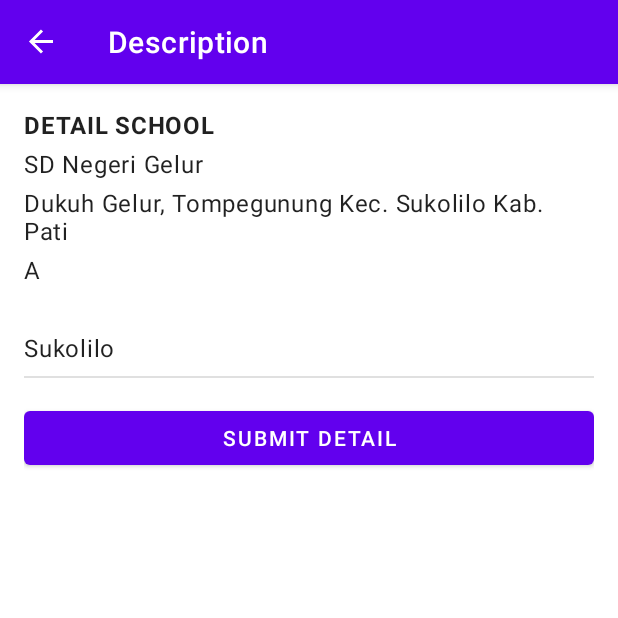
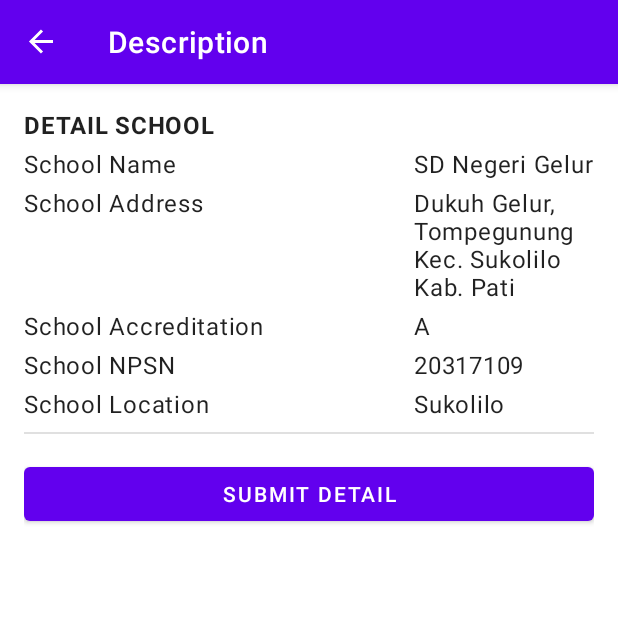
Before and after one commit to Farazahwa/Pati-Skull, an Android app: the SchoolFragment screen opened through its navigation route, after a tap on "SD NEGERI GELUR", on a phone screen of 412 x 824 dp, the top half of it. Run offline under Robolectric (Android 15) with nearby library versions, the phone set to English and light mode, and no system bars; our stand-ins replace data binding, navigation-ui.

Commit message:
Final Update

```diff
--- a/app/src/main/java/com/example/patiskull/DetailSchoolFragment.kt
+++ b/app/src/main/java/com/example/patiskull/DetailSchoolFragment.kt
@@ -8,9 +8,7 @@ import android.view.View
 import android.view.ViewGroup
 import androidx.fragment.app.Fragment
 import androidx.fragment.app.activityViewModels
-import androidx.recyclerview.widget.RecyclerView
 import com.example.patiskull.databinding.FragmentDetailSchoolBinding
-import com.example.patiskull.databinding.FragmentLocationBinding
 import com.example.patiskull.model.SchoolViewModel
 
 class DetailSchoolFragment : Fragment() {
@@ -18,7 +16,6 @@ class DetailSchoolFragment : Fragment() {
     companion object {
         const val SEARCH_MAPS = "https://www.google.com/maps/place/"
     }
-
 
     private var _binding: FragmentDetailSchoolBinding? = null
     private val binding get() = _binding!!
@@ -35,8 +32,11 @@ class DetailSchoolFragment : Fragment() {
     }
 
     override fun onViewCreated(view: View, savedInstanceState: Bundle?) {
+        super.onViewCreated(view, savedInstanceState)
+
         binding.apply {
             viewModel = shareViewModel
+            detailFragment = this@DetailSchoolFragment
         }
     }
 
@@ -46,7 +46,7 @@ class DetailSchoolFragment : Fragment() {
     }
 
     fun shareDetail()  {
-        val queryUrl : Uri = Uri.parse("${SEARCH_MAPS}${shareViewModel.schoolDetail[0].name}")
+        val queryUrl : Uri = Uri.parse("${SEARCH_MAPS}${shareViewModel.schoolDetail?.name}")
         val intent = Intent(Intent.ACTION_VIEW, queryUrl)
         context?.startActivity(intent)
     }
--- a/app/src/main/java/com/example/patiskull/adapter/LocationAdapter.kt
+++ b/app/src/main/java/com/example/patiskull/adapter/LocationAdapter.kt
@@ -37,6 +37,7 @@ class LocationAdapter (
 
         holder.view.setOnClickListener {
             shareViewModel.setAllSchoolFromLocation(item)
+
             holder.view.findNavController().navigate(R.id.action_locationFragment_to_schoolFragment2)
         }
     }
--- a/app/src/main/java/com/example/patiskull/model/SchoolViewModel.kt
+++ b/app/src/main/java/com/example/patiskull/model/SchoolViewModel.kt
@@ -6,14 +6,14 @@ import com.example.patiskull.data.Datasource
 class SchoolViewModel : ViewModel() {
 
     // Map of School list
-    val schoolItems = Datasource.schoolMenus
+    private val schoolItems = Datasource.schoolMenus
 
     private var _schoolMenuLocations: List<SchoolMenu> = schoolItems.map { s -> s.second }
     val schoolMenuLocations: List<SchoolMenu>
         get() = _schoolMenuLocations
 
-    private var _schoolDetail: List<SchoolMenu> = schoolItems.map { s -> s.second }
-    val schoolDetail: List<SchoolMenu>
+    private var _schoolDetail: SchoolMenu? = null
+    val schoolDetail: SchoolMenu?
         get() = _schoolDetail
 
     fun getAllLocations() : List<String> {
@@ -32,7 +32,7 @@ class SchoolViewModel : ViewModel() {
     fun setSchool(item: String) {
         _schoolDetail = schoolItems
             .map { it.second }
-            .filter { it.name.contains(item) && it.location.contains(_schoolMenuLocations[0].location) }
+            .first { it.name.contains(item) && it.location.contains(_schoolMenuLocations[0].location) }
     }
 
 }
--- a/app/src/main/res/layout/fragment_detail_school.xml
+++ b/app/src/main/res/layout/fragment_detail_school.xml
@@ -32,44 +32,90 @@
                 app:layout_constraintTop_toTopOf="parent"/>
 
             <TextView
-                android:id="@+id/school_name"
+                android:id="@+id/school_name_label"
                 style="@style/Widget.PatiSkull.TextView.CheckoutItem.Info"
                 app:layout_constraintStart_toStartOf="parent"
                 app:layout_constraintTop_toBottomOf="@+id/detail_school"
-                android:text="@{viewModel.schoolDetail.get(0).name}"
+                android:text="School Name "
                 tools:text="School Name" />
+
+            <TextView
+                android:id="@+id/school_name"
+                style="@style/Widget.PatiSkull.TextView.CheckoutItem.Info"
+                android:layout_width="120dp"
+                android:text="@{viewModel.schoolDetail.name}"
+                app:layout_constraintEnd_toEndOf="parent"
+                app:layout_constraintTop_toBottomOf="@+id/detail_school"
+                tools:text="School Name" />
+
+
+            <TextView
+                android:id="@+id/school_address_label"
+                style="@style/Widget.PatiSkull.TextView.CheckoutItem.Info"
+                app:layout_constraintStart_toStartOf="parent"
+                app:layout_constraintTop_toBottomOf="@id/school_name"
+                tools:text="School Address"
+                android:text ="School Address"/>
 
             <TextView
                 android:id="@+id/school_address"
                 style="@style/Widget.PatiSkull.TextView.CheckoutItem.Info"
+                android:layout_width="120dp"
+                android:text="@{viewModel.schoolDetail.address}"
+                app:layout_constraintEnd_toEndOf="parent"
+                app:layout_constraintTop_toBottomOf="@id/school_name"
+                tools:text="School Address" />
+
+            <TextView
+                android:id="@+id/school_accreditation_label"
+                style="@style/Widget.PatiSkull.TextView.CheckoutItem.Info"
                 app:layout_constraintStart_toStartOf="parent"
-                app:layout_constraintTop_toBottomOf="@id/school_name"
-                tools:text="School Address"
-                android:text ="@{viewModel.schoolDetail.get(0).address}"/>
+                app:layout_constraintTop_toBottomOf="@id/school_address"
+                tools:text="School Accreditation"
+                android:text="School Accreditation"/>
 
             <TextView
                 android:id="@+id/school_accreditation"
                 style="@style/Widget.PatiSkull.TextView.CheckoutItem.Info"
-                app:layout_constraintStart_toStartOf="parent"
+                android:layout_width="120dp"
+                app:layout_constraintEnd_toEndOf="parent"
                 app:layout_constraintTop_toBottomOf="@id/school_address"
                 tools:text="School Accreditation"
-                android:text="@{viewModel.schoolDetail.get(0).accreditation}"/>
+                android:text="@{viewModel.schoolDetail.accreditation}"/>
+
+            <TextView
+                android:id="@+id/school_npsn_label"
+                style="@style/Widget.PatiSkull.TextView.CheckoutItem.Info"
+                app:layout_constraintStart_toStartOf="parent"
+                app:layout_constraintTop_toBottomOf="@id/school_accreditation"
+                tools:text="School NPSN"
+                android:text="School NPSN"/>
 
             <TextView
                 android:id="@+id/school_npsn"
                 style="@style/Widget.PatiSkull.TextView.CheckoutItem.Info"
-                app:layout_constraintStart_toStartOf="parent"
+                android:layout_width="120dp"
+                app:layout_constraintEnd_toEndOf="parent"
                 app:layout_constraintTop_toBottomOf="@id/school_accreditation"
                 tools:text="School NPSN"
-                android:text="@{viewModel.schoolDetail.get(0).NPSN}"/>
+                android:text="@{Integer.toString(viewModel.schoolDetail.NPSN)}"/>
+
+            <TextView
+                android:id="@+id/school_location_label"
+                style="@style/Widget.PatiSkull.TextView.CheckoutItem.Info"
+                app:layout_constraintStart_toStartOf="parent"
+                app:layout_constraintTop_toBottomOf="@id/school_npsn"
+                tools:text="School Location"
+                android:text="School Location"/>
 
             <TextView
                 android:id="@+id/school_location"
                 style="@style/Widget.PatiSkull.TextView.CheckoutItem.Info"
-                app:layout_constraintStart_toStartOf="parent"
+                android:layout_width="120dp"
+                app:layout_constraintEnd_toEndOf="parent"
                 app:layout_constraintTop_toBottomOf="@id/school_npsn"
                 tools:text="School Location"
-                android:text="@{viewModel.schoolDetail.get(0).location}"/>
+                android:text="@{viewModel.schoolDetail.location}"/>
 
             <View
                 android:id="@+id/divider"
```
Also changed, not shown: 1 other file.
